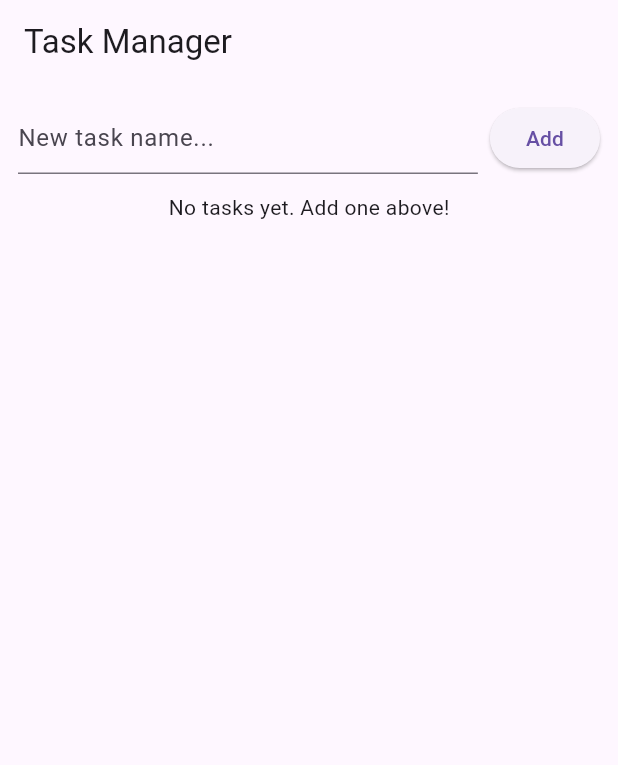
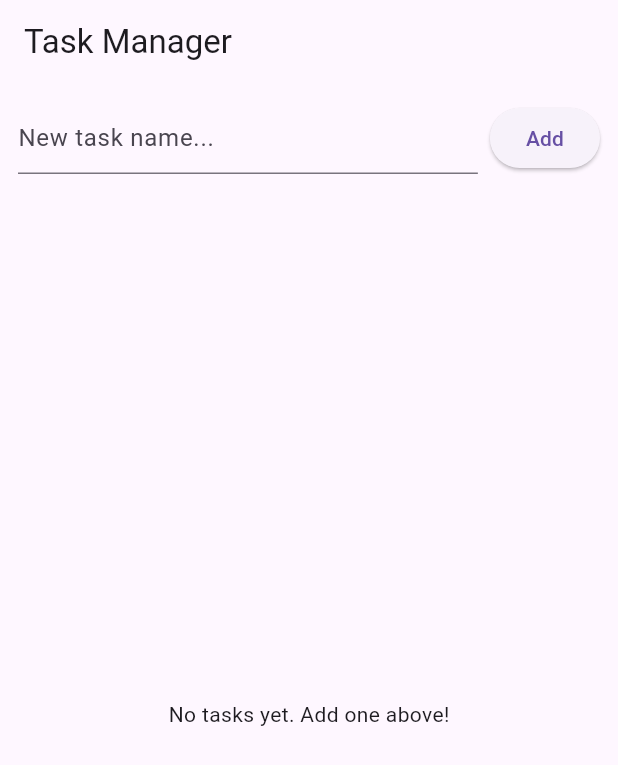
Before and after one commit to RonanNumerals/task_list_app, a Flutter app: the screen it shows after launch, on a phone screen of 412 x 824 dp. Shown: the top 765 px of the screen. Run offline on Flutter 3.47's test engine with Material 3 defaults, Android fonts, the phone set to English and light mode, and no system bars; our stand-ins replace cloud_firestore, firebase_core; accounts and stored records are empty.

```diff
--- a/lib/screens/task_list_screen.dart
+++ b/lib/screens/task_list_screen.dart
@@ -20,6 +20,7 @@ class _TaskListScreenState extends State<TaskListScreen> {
     super.dispose();
   }
 
+  /*
   // ── Local state version (Phase C) ─────────────────────────────
   void _addTask() {
     final title = _taskController.text.trim();
@@ -43,6 +44,7 @@ class _TaskListScreenState extends State<TaskListScreen> {
       }
     });
   }
+  */
 
   @override
   Widget build(BuildContext context) {
@@ -58,11 +60,12 @@ class _TaskListScreenState extends State<TaskListScreen> {
                 decoration: const InputDecoration(hintText: 'New task name...'),
               )),
               const SizedBox(width: 8),
-              ElevatedButton(onPressed: _addTask, child: const Text('Add')),
+              ElevatedButton(onPressed: () => addTaskToFirestore(_taskController.text.trim()), child: const Text('Add')),
             ]),
           ),
           // ── Task list ──────────────────────────────────────────
-          StreamBuilder<QuerySnapshot>(
+          Expanded(
+            child: StreamBuilder<QuerySnapshot>(
               stream: FirebaseFirestore.instance
                 .collection('tasks')
                 .orderBy('createdAt')
@@ -109,6 +112,7 @@ class _TaskListScreenState extends State<TaskListScreen> {
                 );
               },
             )
+          )
         ],
       ),
     );
```
Also changed, not shown: lib/services/task_service.dart (+22 -1 lines). Lines whose indentation alone changed are shown as unchanged.
